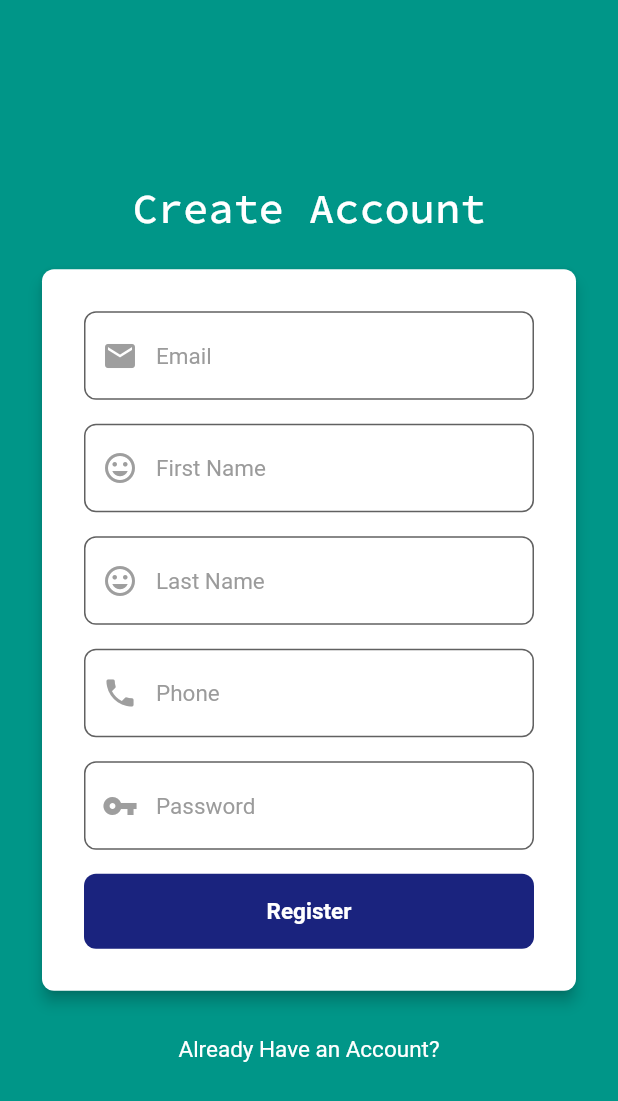
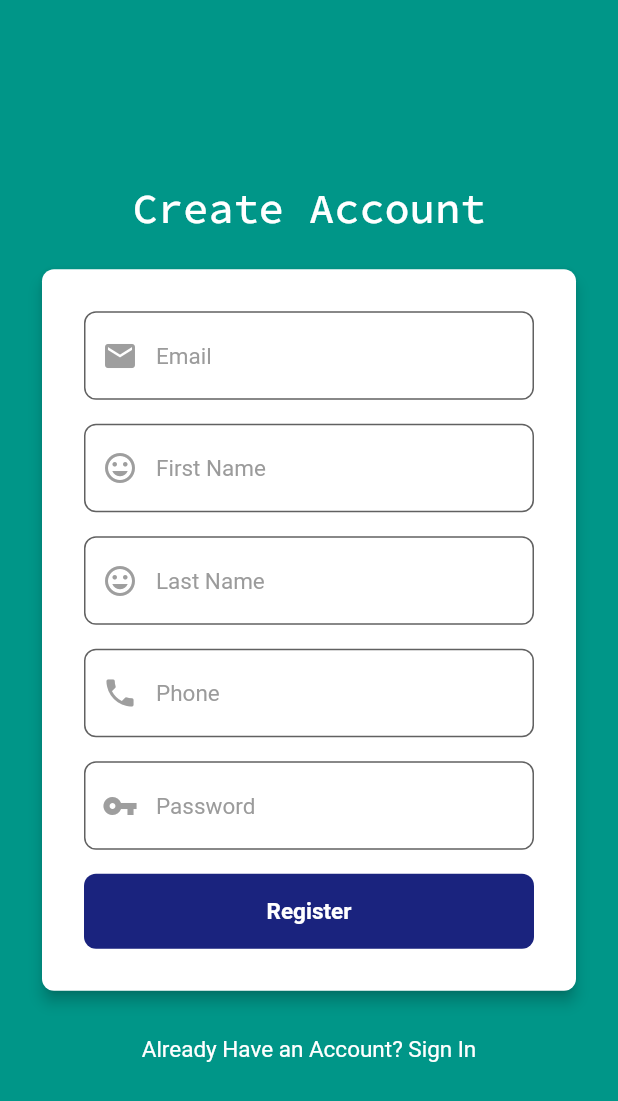
Before and after one commit to mkawa125/salesApp, a Flutter app: the screen it shows after launch, after a tap on "Create new Account", on a phone screen of 412 x 824 dp. Shown: the top 1101 px of the screen. Run offline on Flutter 3.47's test engine with Material 2 defaults, Android fonts, the phone set to English and light mode, and no system bars; our stand-ins replace flutter_spinkit, font_awesome_flutter, google_fonts, modal_progress_hud, shared_preferences.

```diff
--- a/lib/AuthPages/register.dart
+++ b/lib/AuthPages/register.dart
@@ -344,7 +344,7 @@ class _RegisterPageState extends State<RegisterPage> {
                                   builder: (context) => LoginPage()));
                         },
                         child: Text(
-                          'Already Have an Account?',
+                          'Already Have an Account? Sign In',
                           style: TextStyle(
                             color: Colors.white,
                             fontSize: 15.0,
```
